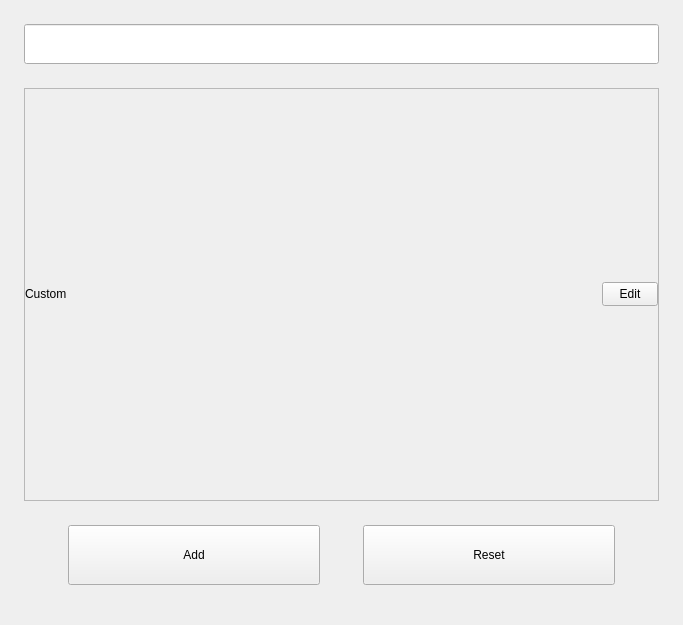
Qt form plugins/keybinding/src/shortcut.ui (openeuler-mirror/kiran-control-panel) before a commit.
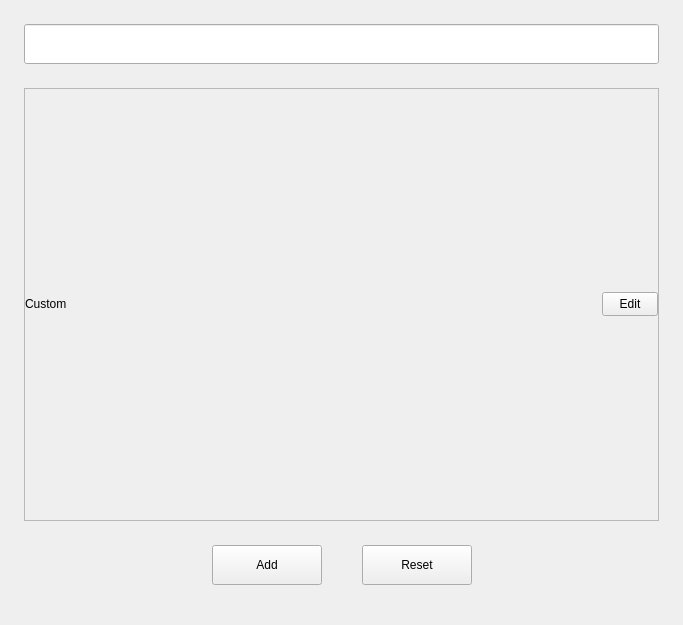
The same form after that commit. The open tabs and pages were chosen to show the change. Custom widgets are drawn as their Qt base class.

What changed in the file:
```diff
--- a/plugins/keybinding/src/shortcut.ui
+++ b/plugins/keybinding/src/shortcut.ui
@@ -117,8 +117,8 @@
                <rect>
                 <x>0</x>
                 <y>0</y>
-                <width>633</width>
-                <height>409</height>
+                <width>623</width>
+                <height>419</height>
                </rect>
               </property>
               <property name="sizePolicy">
@@ -320,14 +320,14 @@
           <widget class="QPushButton" name="btn_shortcut_add">
            <property name="minimumSize">
             <size>
-             <width>252</width>
-             <height>60</height>
+             <width>110</width>
+             <height>40</height>
             </size>
            </property>
            <property name="maximumSize">
             <size>
-             <width>252</width>
-             <height>60</height>
+             <width>110</width>
+             <height>40</height>
             </size>
            </property>
            <property name="text">
@@ -340,6 +340,9 @@
            <property name="orientation">
             <enum>Qt::Horizontal</enum>
            </property>
+           <property name="sizeType">
+            <enum>QSizePolicy::Fixed</enum>
+           </property>
            <property name="sizeHint" stdset="0">
             <size>
              <width>40</width>
@@ -352,14 +355,14 @@
           <widget class="QPushButton" name="btn_reset">
            <property name="minimumSize">
             <size>
-             <width>252</width>
-             <height>60</height>
+             <width>110</width>
+             <height>40</height>
             </size>
            </property>
            <property name="maximumSize">
             <size>
-             <width>252</width>
-             <height>60</height>
+             <width>110</width>
+             <height>40</height>
             </size>
            </property>
            <property name="text">
```
Left out of the diff: 44 changed lines with no effect on the pictures.
